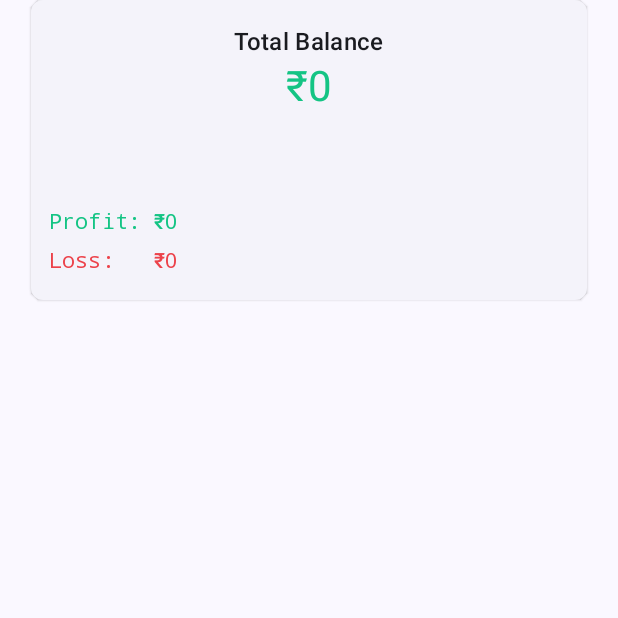
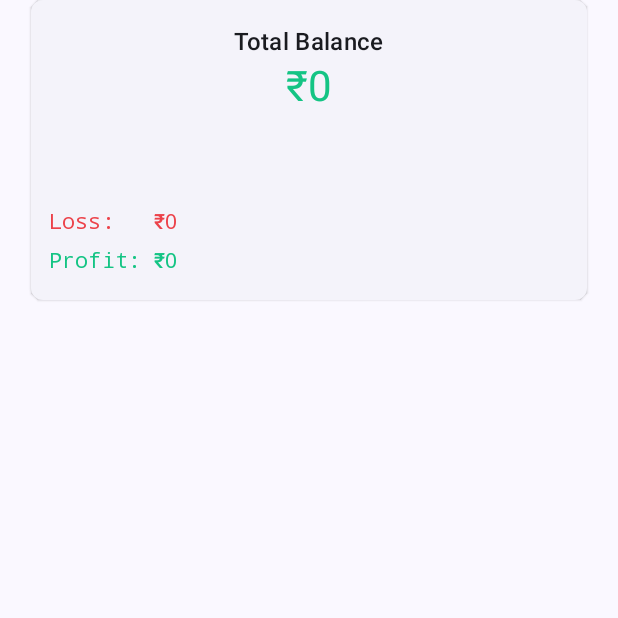
Before and after one commit to shivam-raj12/Trip_Calculator, an Android app built with Jetpack Compose: the history_screen screen opened through its navigation route, on a phone screen of 412 x 824 dp, the top half of it. Run offline under Robolectric (Android 15) with nearby library versions, the phone set to English and light mode, and no system bars; our stand-ins replace Room's generated code.

Commit message:
Fix: Update Profit/Loss display and button behavior
-   Updates the Profit/Loss text to display profit if it is greater than loss and loss if it is less than profit, and vice-versa.
-   Adds conditional display of the Profit button based on the presence of a negative sign in the amount field.
-   Updates animation speed for total amount in `HistoryScreen.kt`
-   Improves code readability in `HistoryScreen.kt` using if-else conditions.
-   Adds `animateContentSize` modifier to the Loss button for smooth size changes.

```diff
--- a/app/src/main/java/com/example/tripcalculator/screens/history/HistoryScreen.kt
+++ b/app/src/main/java/com/example/tripcalculator/screens/history/HistoryScreen.kt
@@ -45,7 +45,7 @@ fun HistoryScreen() {
     LaunchedEffect(historyList) {
         totalAmount.animateTo(
             historyList.sumOf { it.amount }.toFloat(),
-            animationSpec = tween(1000)
+            animationSpec = tween(500)
         )
     }
     LazyColumn(
@@ -88,15 +88,23 @@ fun HistoryScreen() {
                         val loss = totalLossAmount
                         val max = profit.toString().length - loss.toString().length
                         Text(
-                            "Profit:${if (max.sign == -1) " ".repeat(-max) else ""} ₹${profit}",
-                            color = Green,
+                            text = if (profit > loss) {
+                                "Profit:${if (max.sign == -1) " ".repeat(abs(max)) else ""} ₹${profit}"
+                            } else {
+                                "Loss:${if (max.sign == 1) " ".repeat(max) else ""}   ₹${loss}"
+                            },
+                            color = if (profit>loss) Green else Red,
                             style = MaterialTheme.typography.titleSmall,
                             fontFamily = FontFamily.Monospace
                         )
                         Spacer(Modifier.height(6.dp))
                         Text(
-                            "Loss:${if (max.sign == 1) " ".repeat(max) else ""}   ₹${loss}",
-                            color = Red,
+                            text = if (profit > loss) {
+                                "Loss:${if (max.sign == 1) " ".repeat(max) else ""}   ₹${loss}"
+                            } else {
+                                "Profit:${if (max.sign == -1) " ".repeat(abs(max)) else ""} ₹${profit}"
+                            },
+                            color = if (profit>loss) Red else Green,
                             style = MaterialTheme.typography.titleSmall,
                             fontFamily = FontFamily.Monospace
                         )
--- a/app/src/main/java/com/example/tripcalculator/screens/home/InputField.kt
+++ b/app/src/main/java/com/example/tripcalculator/screens/home/InputField.kt
@@ -101,10 +101,11 @@ fun InputField(
             Row(
                 horizontalArrangement = Arrangement.spacedBy(8.dp)
             ) {
+                if (amount.firstOrNull() != '-') {
                     Button(
                         modifier = Modifier.weight(1f),
                         onClick = {
-                        onButtonClick(amount.toLongOrNull()?:0, message)
+                            onButtonClick(amount.toLongOrNull() ?: 0, message)
                             amount = ""
                             message = ""
                         },
@@ -113,6 +114,7 @@ fun InputField(
                         )
                     ) {
                         Text("PROFIT")
+                    }
                 }
                 Button(
                     modifier = Modifier.weight(1f),
```
Lines whose indentation alone changed are shown as unchanged.
